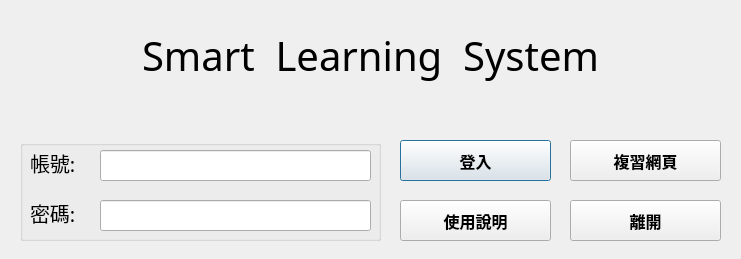
Qt form project_codes/GUI/loginPage.ui (AhJayzZ/Smart-Learning-System) before a commit.
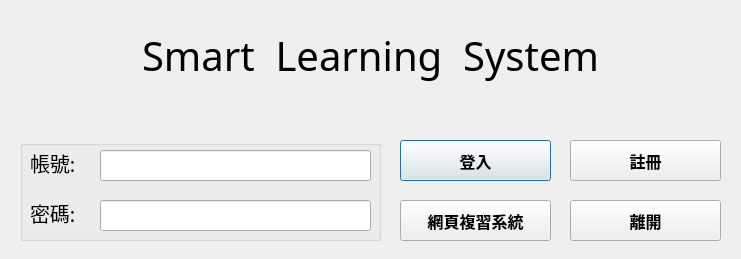
The same form after that commit.

Commit message: update login verification and error msg showing

What changed in the file:
```diff
--- a/project_codes/GUI/loginPage.ui
+++ b/project_codes/GUI/loginPage.ui
@@ -56,8 +56,8 @@
   <widget class="QPushButton" name="reviewWebsiteButton">
    <property name="geometry">
     <rect>
-     <x>570</x>
-     <y>140</y>
+     <x>400</x>
+     <y>200</y>
      <width>151</width>
      <height>41</height>
     </rect>
@@ -70,7 +70,7 @@
     </font>
    </property>
    <property name="text">
-    <string>複習網頁</string>
+    <string>網頁複習系統</string>
    </property>
   </widget>
   <widget class="QLabel" name="titleLabel">
@@ -101,8 +101,8 @@
   <widget class="QPushButton" name="guideButton">
    <property name="geometry">
     <rect>
-     <x>400</x>
-     <y>200</y>
+     <x>570</x>
+     <y>140</y>
      <width>151</width>
      <height>41</height>
     </rect>
@@ -115,7 +115,7 @@
     </font>
    </property>
    <property name="text">
-    <string>使用說明</string>
+    <string>註冊</string>
    </property>
   </widget>
   <widget class="QGroupBox" name="groupBox">
```
Left out of the diff: 4 changed lines with no effect on the pictures. The commit also changes 4 other files.
